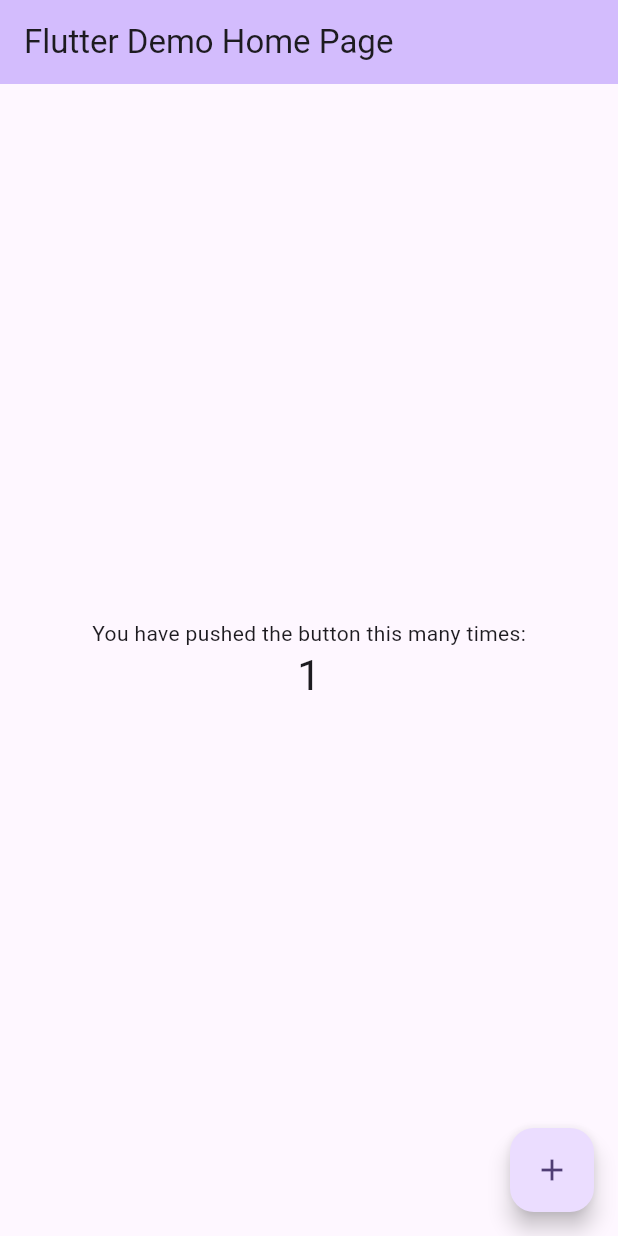
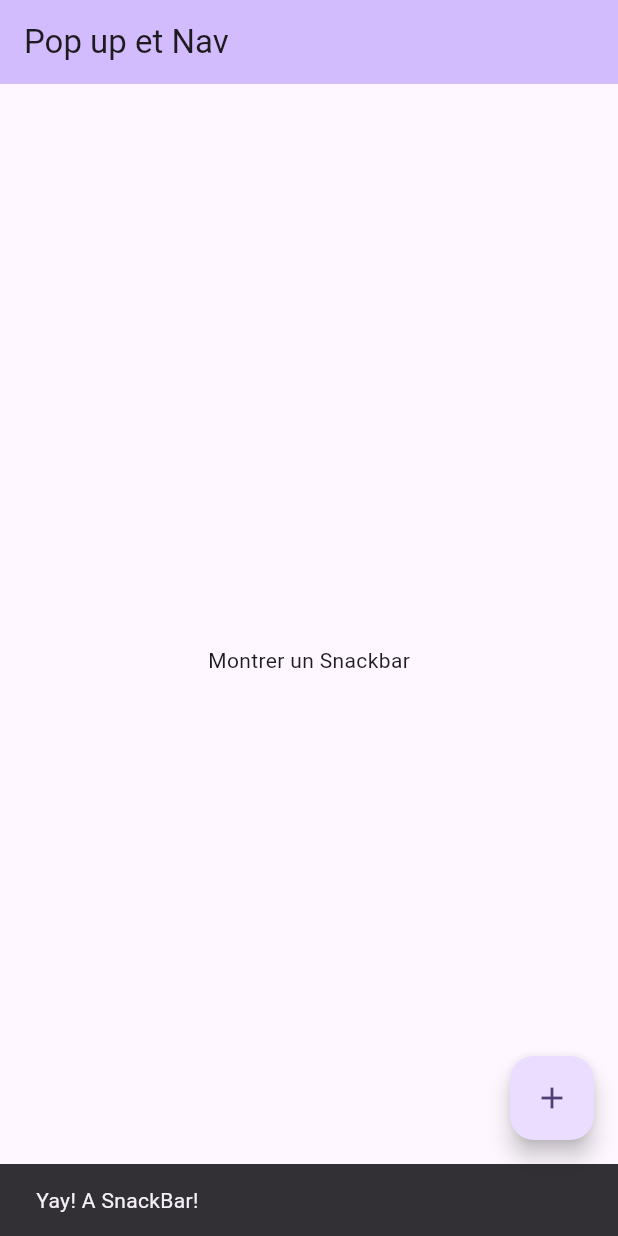
Before and after one commit to AshDest/State_full_widget, a Flutter app: the MyHomePage screen opened directly, after a tap on the "add" icon, on a phone screen of 412 x 824 dp. Run offline on Flutter 3.47's test engine with Material 2 defaults, Android fonts, the phone set to English and light mode, and no system bars.

Commit message:
Ash commit

```diff
--- a/lib/main.dart
+++ b/lib/main.dart
@@ -16,7 +16,7 @@ class MyApp extends StatelessWidget {
         colorScheme: ColorScheme.fromSeed(seedColor: Colors.deepPurple),
         useMaterial3: true,
       ),
-      home: const MyHomePage(title: 'Flutter Demo Home Page'),
+      home: const MyHomePage(title: 'Pop up et Nav'),
     );
   }
 }
@@ -31,14 +31,6 @@ class MyHomePage extends StatefulWidget {
 }
 
 class _MyHomePageState extends State<MyHomePage> {
-  int _counter = 0;
-
-  void _incrementCounter() {
-    setState(() {
-      _counter++;
-    });
-  }
-
   @override
   Widget build(BuildContext context) {
     return Scaffold(
@@ -51,17 +43,16 @@ class _MyHomePageState extends State<MyHomePage> {
           mainAxisAlignment: MainAxisAlignment.center,
           children: <Widget>[
             const Text(
-              'You have pushed the button this many times:',
-            ),
-            Text(
-              '$_counter',
-              style: Theme.of(context).textTheme.headlineMedium,
+              'Montrer un Snackbar',
             ),
           ],
         ),
       ),
       floatingActionButton: FloatingActionButton(
-        onPressed: _incrementCounter,
+        onPressed: (){
+          final snackBar = SnackBar(content: Text('Yay! A SnackBar!'));
+          ScaffoldMessenger.of(context).showSnackBar(snackBar);
+        },
         tooltip: 'Increment',
         child: const Icon(Icons.add),
       ), // This trailing comma makes auto-formatting nicer for build methods.
```
